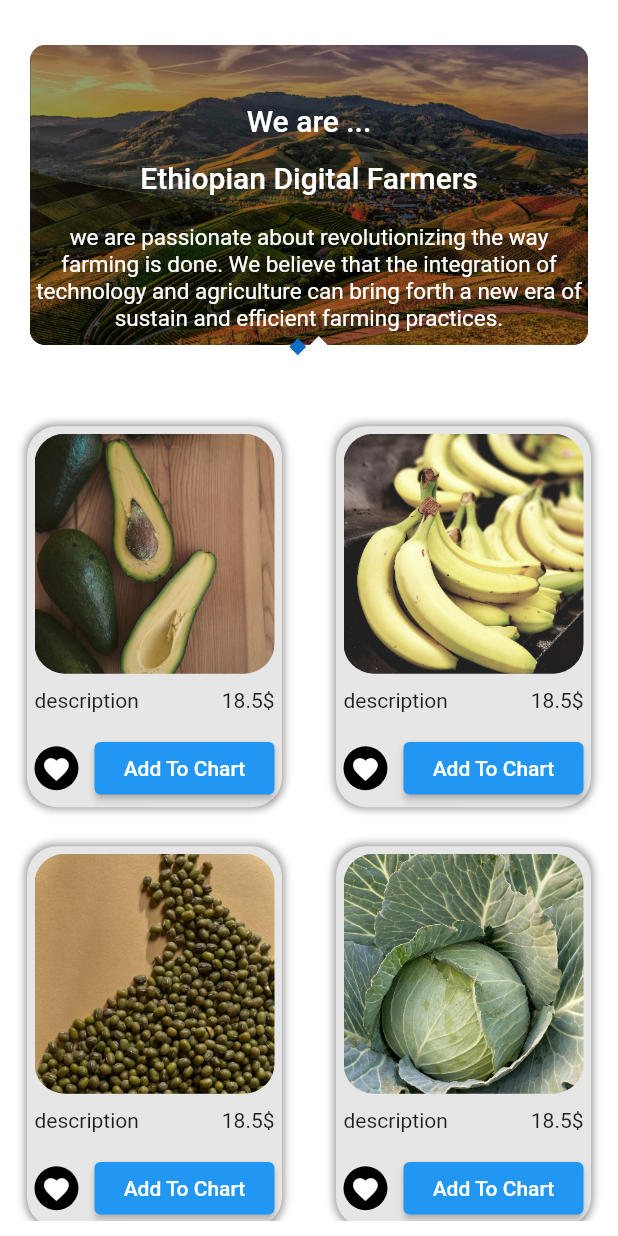
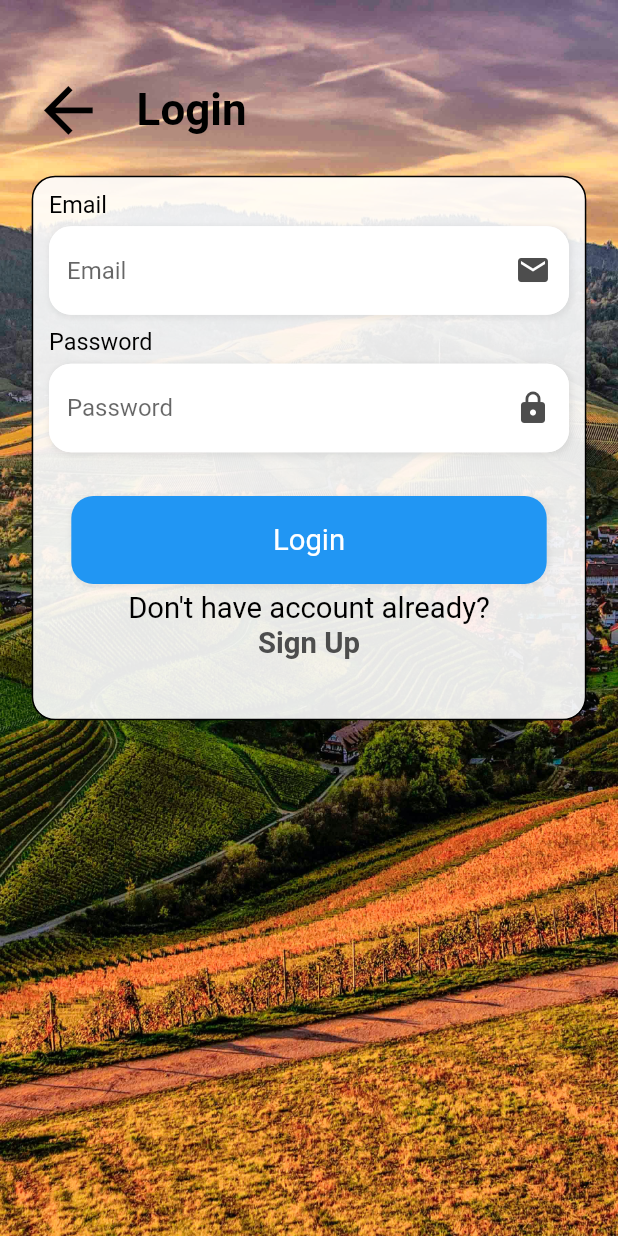
Before and after one commit to HenokMekuanint/EDF, a Flutter app: the screen it shows after launch, on a phone screen of 412 x 824 dp. Run offline on Flutter 3.47's test engine with Material 2 defaults, Android fonts, the light colour scheme and no system bars; drawn by our look-alikes of carousel_slider, smooth_page_indicator.

Commit message:
Add Login and Signin pages

```diff
--- a/lib/homa.dart
+++ b/lib/homa.dart
@@ -1,5 +1,5 @@
 import 'package:carousel_slider/carousel_slider.dart';
-import 'package:edf/utils.dart';
+import 'package:edf/utils/app_dimension.dart';
 import 'package:flutter/cupertino.dart';
 import 'package:flutter/material.dart';
 import 'package:smooth_page_indicator/smooth_page_indicator.dart';
--- a/lib/main.dart
+++ b/lib/main.dart
@@ -1,5 +1,8 @@
+import 'package:edf/presentation/auth/login/login_page.dart';
 import 'package:edf/splash_screen.dart';
 import 'package:flutter/material.dart';
+
+import 'presentation/auth/signup/signup_page.dart';
 
 void main() {
   runApp(const MyApp());
@@ -12,9 +15,9 @@ class MyApp extends StatelessWidget {
   @override
   Widget build(BuildContext context) {
 
-    return MaterialApp(
+    return  MaterialApp(
       debugShowCheckedModeBanner: false,
-      home:  SplashScreen(),
+      home:  LoginPage(),
     );
   }
 }
--- /dev/null
+++ b/lib/presentation/auth/login/login_page.dart
@@ -0,0 +1,210 @@
+import 'package:flutter/material.dart';
+
+import '../../../utils/app_colors.dart';
+import '../../../utils/app_dimension.dart';
+import '../../widgets/app_textfield.dart';
+
+class LoginPage extends StatelessWidget {
+  LoginPage({super.key});
+
+  TextEditingController firstNameController = TextEditingController();
+  TextEditingController lastNameController = TextEditingController();
+  TextEditingController emailController = TextEditingController();
+
+  TextEditingController passwordController = TextEditingController();
+  TextEditingController confirmPasswordController = TextEditingController();
+
+  @override
+  Widget build(BuildContext context) {
+    return Scaffold(
+      body: Container(
+        height: MediaQuery.of(context).size.height,
+        width: double.infinity,
+        decoration: const BoxDecoration(
+          image: DecorationImage(
+            fit: BoxFit.cover,
+            image: AssetImage("assets/images/img1.jpg"),
+          ),
+        ),
+        child: Column(
+            crossAxisAlignment: CrossAxisAlignment.center,
+            mainAxisAlignment: MainAxisAlignment.center,
+            children: [
+              SizedBox(height: AppDimension.height(50, context)),
+              Padding(
+                padding: EdgeInsets.only(
+                    left: AppDimension.width(20, context),
+                    right: AppDimension.width(20, context)),
+                child: Row(
+                  mainAxisAlignment: MainAxisAlignment.start,
+                  children: [
+                    GestureDetector(
+                      onTap: () {},
+                      child: Icon(
+                        Icons.arrow_back,
+                        size: AppDimension.height(50, context),
+                        color: AppColors.bgDark,
+                      ),
+                    ),
+                    SizedBox(width: AppDimension.width(20, context)),
+                    Text(
+                      "Login",
+                      style: TextStyle(
+                        fontSize: AppDimension.height(30, context),
+                        fontWeight: FontWeight.bold,
+                        color: AppColors.bgDark,
+                      ),
+                    ),
+                  ],
+                ),
+
+                // write me the form for sign up
+              ),
+              Expanded(
+                child: SingleChildScrollView(
+                  child: Container(
+                    width: double.infinity,
+                    margin: EdgeInsets.only(
+                      left: AppDimension.width(20, context),
+                      right: AppDimension.width(20, context),
+                      top: AppDimension.height(20, context),
+                    ),
+                    padding: EdgeInsets.only(
+                        left: AppDimension.width(10, context),
+                        right: AppDimension.width(10, context),
+                        bottom: AppDimension.height(40, context)),
+                    decoration: BoxDecoration(
+                      color: AppColors.bgLight.withOpacity(0.9),
+                      border: Border.all(),
+                      borderRadius: BorderRadius.circular(
+                        AppDimension.height(16, context),
+                      ),
+                    ),
+                    child: Column(
+                        crossAxisAlignment: CrossAxisAlignment.start,
+                        children: [
+                          SizedBox(
+                            height: AppDimension.height(10, context),
+                          ),
+                          Text(
+                            "Email",
+                            style: TextStyle(
+                              color: AppColors.textBlackColor,
+                              fontSize: AppDimension.height(16, context),
+                            ),
+                          ),
+                          SizedBox(
+                            height: AppDimension.height(5, context),
+                          ),
+                          AppTextField(
+                            hintText: "Email",
+                            textEditingController: emailController,
+                            icon: Icons.email,
+                          ),
+                          SizedBox(
+                            height: AppDimension.height(10, context),
+                          ),
+                          Text(
+                            "Password",
+                            style: TextStyle(
+                              color: AppColors.textBlackColor,
+                              fontSize: AppDimension.height(16, context),
+                            ),
+                          ),
+                          SizedBox(
+                            height: AppDimension.height(5, context),
+                          ),
+                          AppTextField(
+                            hintText: "Password",
+                            textEditingController: passwordController,
+                            icon: Icons.lock,
+                            isObscure: true,
+                          ),
+                          SizedBox(
+                            height: AppDimension.height(30, context),
+                          ),
+                          Row(
+                            mainAxisAlignment: MainAxisAlignment.center,
+                            children: [
+                              GestureDetector(
+                                onTap: () {},
+                                child: Container(
+                                  height: AppDimension.height(60, context),
+                                  width: AppDimension.width(300, context),
+                                  decoration: BoxDecoration(
+                                      borderRadius: BorderRadius.circular(
+                                          AppDimension.height(15, context)),
+                                      color: Colors.blue,
+                                      boxShadow: [
+                                        BoxShadow(
+                                          blurRadius: 3,
+                                          spreadRadius: 1,
+                                          offset: Offset(1, 1),
+                                          color:
+                                              Colors.grey.withOpacity(0.2),
+                                        )
+                                      ]),
+                                  child: Row(
+                                    mainAxisAlignment:
+                                        MainAxisAlignment.center,
+                                    children: [
+                                      Text(
+                                        "Login",
+                                        style: TextStyle(
+                                            color: Colors.white,
+                                            fontSize: AppDimension.height(
+                                                20, context)),
+                                      ),
+                                    ],
+                                  ),
+                                ),
+                              ),
+                            ],
+                          ),
+                          SizedBox(
+                            height: AppDimension.height(5, context),
+                          ),
+                          Column(
+                            mainAxisAlignment: MainAxisAlignment.center,
+                            crossAxisAlignment: CrossAxisAlignment.center,
+                            children: [
+                              Row(
+                                mainAxisAlignment: MainAxisAlignment.center,
+                                children: [
+                                  Text(
+                                    "Don't have account already?",
+                                    style: TextStyle(
+                                        color: Colors.black,
+                                        fontSize: AppDimension.height(
+                                            20, context)),
+                                  ),
+                                ],
+                              ),
+                              SizedBox(
+                                width: 5,
+                              ),
+                              Row(
+                                mainAxisAlignment: MainAxisAlignment.center,
+                                children: [
+                                  GestureDetector(
+                                    onTap: () {},
+                                    child: Text("Sign Up",
+                                        style: TextStyle(
+                                            color: AppColors.bgDarkLight,
+                                            fontSize: AppDimension.height(
+                                                20, context),
+                                            fontWeight: FontWeight.w600)),
+                                  ),
+                                ],
+                              )
+                            ],
+                          )
+                        ]),
+                  ),
+                ),
+              ),
+            ]),
+      ),
+    );
+  }
+}
--- /dev/null
+++ b/lib/presentation/widgets/app_textfield.dart
@@ -0,0 +1,71 @@
+import 'package:edf/utils/app_colors.dart';
+import 'package:flutter/material.dart';
+
+import '../../utils/app_dimension.dart';
+
+class AppTextField extends StatelessWidget {
+  final TextEditingController textEditingController;
+  final String hintText;
+  final IconData icon;
+  bool isObscure;
+  AppTextField(
+      {super.key,
+      required this.textEditingController,
+      required this.icon,
+      required this.hintText,
+      this.isObscure = false});
+
+  @override
+  Widget build(BuildContext context) {
+    return Container(
+      // margin: EdgeInsets.only(
+      //     left: AppDimension.height(20, context),
+      //     right: AppDimension.height(20, context)),
+      decoration: BoxDecoration(
+          borderRadius: BorderRadius.circular(AppDimension.height(15, context)),
+          color: Colors.white,
+          boxShadow: [
+            BoxShadow(
+              blurRadius: 3,
+              spreadRadius: 1,
+              offset: Offset(1, 1),
+              color: Colors.grey.withOpacity(0.2),
+            )
+          ]),
+      child: TextField(
+        obscureText: isObscure ? true : false,
+        controller: textEditingController,
+        decoration: InputDecoration(
+          hintText: hintText,
+          suffixIcon: Icon(
+            icon,
+            color: AppColors.bgDarkLight,
+          ),
+          focusedBorder: OutlineInputBorder(
+            borderRadius: BorderRadius.circular(
+              AppDimension.height(15, context),
+            ),
+            borderSide: const BorderSide(
+              width: 1.0,
+              color: Colors.white,
+            ),
+          ),
+          enabledBorder: OutlineInputBorder(
+            borderRadius: BorderRadius.circular(
+              AppDimension.height(15, context),
+            ),
+            borderSide: const BorderSide(
+              width: 1.0,
+              color: Colors.white,
+            ),
+          ),
+          border: OutlineInputBorder(
+            borderRadius: BorderRadius.circular(
+              AppDimension.height(15, context),
+            ),
+          ),
+        ),
+      ),
+    );
+  }
+}
--- a/lib/splash_screen.dart
+++ b/lib/splash_screen.dart
@@ -1,7 +1,7 @@
 import 'dart:async';
 
 import 'package:edf/homa.dart';
-import 'package:edf/utils.dart';
+import 'package:edf/utils/app_dimension.dart';
 import 'package:flutter/material.dart';
 
 class SplashScreen extends StatefulWidget {
--- /dev/null
+++ b/lib/utils/app_colors.dart
@@ -0,0 +1,14 @@
+import 'package:flutter/material.dart';
+
+class AppColors {
+  static const Color buttonActiveColor = Color(0xFF09ff00);
+  static const Color buttonInActiveColor = Color(0xFFe5e9ee);
+  static const Color bgDarkLight = Color(0xFF4d4d4d);
+  static const Color bgLight = Color(0xFFffffff);
+  static const Color bgGrey = Color(0xFFe5e9ee);
+  static const Color bgDark = Color(0xFF000000);
+
+  static const Color textBlackColor = Color(0xFF000000);
+  static const Color textWhiteColor = Color(0xFFFFFFFF);
+  static const Color textGreenColor = Color(0xFF09ff00);
+}
```
Also changed, not shown: lib/presentation/auth/signup/signup_page.dart (added, +258 -0 lines), lib/utils/app_dimension.dart (renamed from lib/utils.dart), pubspec.lock, 3 other files.
